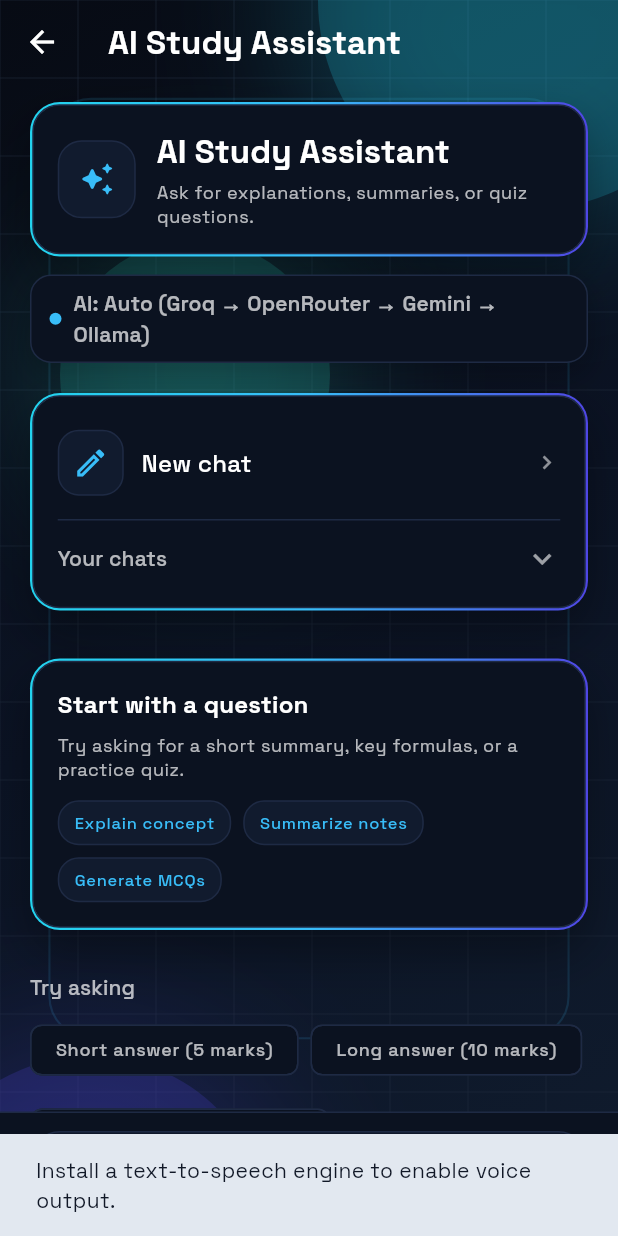
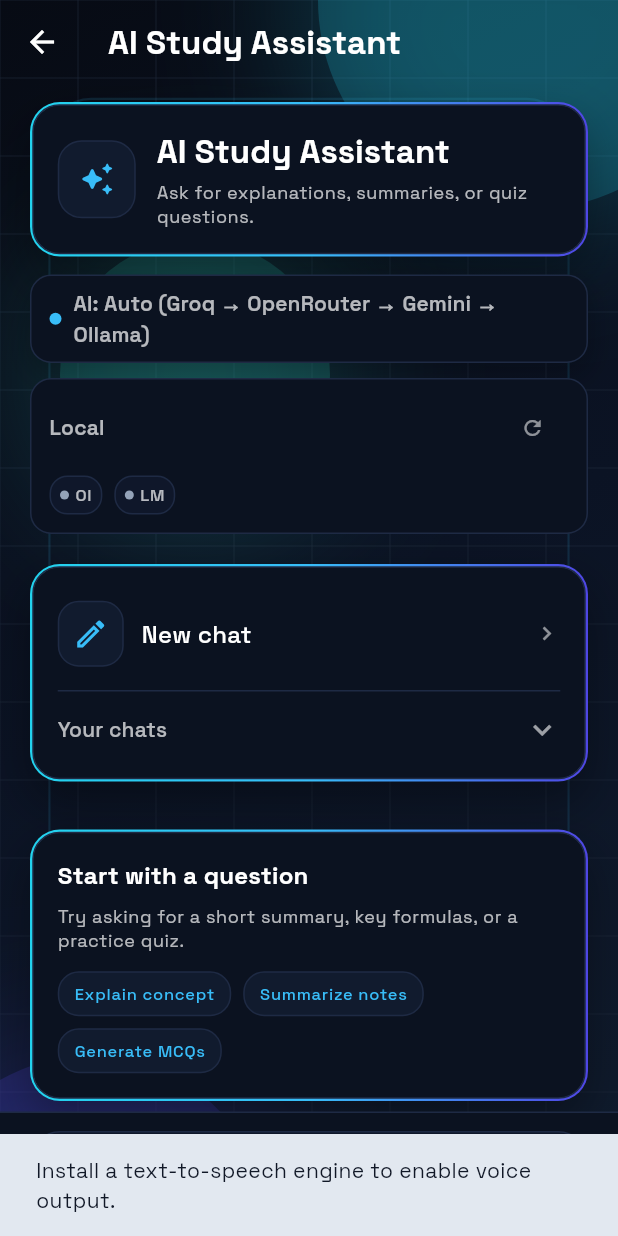
Before and after one commit to lamic5662/Student_Survivor, a Flutter app: the AiAssistantScreen screen opened directly, on a phone screen of 412 x 824 dp. Run offline on Flutter 3.47's test engine with Material 3 defaults, Android fonts, the phone set to English and light mode, and no system bars; our stand-ins replace connectivity_plus, file_picker, flutter_dotenv, flutter_tts, google_fonts, hive_flutter and 5 more; missing offline and left inert: android_intent_plus, app_settings, flame, flame_audio, flutter_math_fork, syncfusion_flutter_pdf; accounts and stored records are empty; network calls fail.

Commit message:
feat: add local AI status widget

```diff
--- /dev/null
+++ b/lib/core/widgets/local_ai_status_strip.dart
@@ -0,0 +1,192 @@
+import 'dart:async';
+
+import 'package:flutter/material.dart';
+import 'package:student_survivor/data/local_ai_status_service.dart';
+
+class LocalAiStatusStrip extends StatefulWidget {
+  final bool compact;
+  final Duration refreshInterval;
+  final Duration timeout;
+
+  const LocalAiStatusStrip({
+    super.key,
+    this.compact = false,
+    this.refreshInterval = const Duration(seconds: 25),
+    this.timeout = const Duration(seconds: 2),
+  });
+
+  @override
+  State<LocalAiStatusStrip> createState() => _LocalAiStatusStripState();
+}
+
+class _LocalAiStatusStripState extends State<LocalAiStatusStrip> {
+  LocalAiStatus? _status;
+  late final LocalAiStatusService _service =
+      LocalAiStatusService(timeout: widget.timeout);
+  Timer? _timer;
+
+  @override
+  void initState() {
+    super.initState();
+    _refresh();
+    if (widget.refreshInterval.inSeconds > 0) {
+      _timer =
+          Timer.periodic(widget.refreshInterval, (_) => _refresh(silent: true));
+    }
+  }
+
+  @override
+  void dispose() {
+    _timer?.cancel();
+    super.dispose();
+  }
+
+  Future<void> _refresh({bool silent = false}) async {
+    try {
+      final status = await _service.fetch();
+      if (!mounted) return;
+      setState(() => _status = status);
+    } catch (_) {
+      if (!silent && mounted) {
+        ScaffoldMessenger.of(context).showSnackBar(
+          const SnackBar(content: Text('Failed to check local AI status.')),
+        );
+      }
+    }
+  }
+
+  @override
+  Widget build(BuildContext context) {
+    final status = _status;
+    return Container(
+      padding: EdgeInsets.fromLTRB(12, widget.compact ? 8 : 10, 12, 12),
+      decoration: BoxDecoration(
+        color: const Color(0xFF0B1220),
+        borderRadius: BorderRadius.circular(14),
+        border: Border.all(color: const Color(0xFF1E2A44)),
+      ),
+      child: Column(
+        crossAxisAlignment: CrossAxisAlignment.start,
+        children: [
+          Row(
+            children: [
+              Expanded(
+                child: Text(
+                  widget.compact ? 'Local' : 'Local AI',
+                  maxLines: 1,
+                  overflow: TextOverflow.ellipsis,
+                  style: Theme.of(context).textTheme.labelLarge?.copyWith(
+                        color: Colors.white70,
+                        fontWeight: FontWeight.w600,
+                      ),
+                ),
+              ),
+              IconButton(
+                onPressed: _refresh,
+                icon: Icon(Icons.refresh, size: widget.compact ? 16 : 18),
+                color: Colors.white54,
+                padding: EdgeInsets.zero,
+                constraints: BoxConstraints(
+                  minWidth: widget.compact ? 24 : 28,
+                  minHeight: widget.compact ? 24 : 28,
+                ),
+                tooltip: 'Refresh',
+              ),
+            ],
+          ),
+          const SizedBox(height: 8),
+          if (status == null)
+            Row(
+              children: [
+                const SizedBox(
+                  width: 14,
+                  height: 14,
+                  child: CircularProgressIndicator(strokeWidth: 2),
+                ),
+                const SizedBox(width: 8),
+                Text(
+                  'Checking local AI...',
+                  style: Theme.of(context)
+                      .textTheme
+                      .bodySmall
+                      ?.copyWith(color: Colors.white70),
+                ),
+              ],
+            )
+          else
+            Wrap(
+              spacing: 8,
+              runSpacing: 8,
+              children: [
+                _statusPill(
+                  context,
+                  label: 'Ollama',
+                  online: status.ollamaOnline,
+                  latency: status.ollamaLatency,
+                  compact: widget.compact,
+                ),
+                _statusPill(
+                  context,
+                  label: 'LM Studio',
+                  online: status.lmStudioOnline,
+                  latency: status.lmStudioLatency,
+                  compact: widget.compact,
+                ),
+              ],
+            ),
+        ],
+      ),
+    );
+  }
+
+  Widget _statusPill(
+    BuildContext context, {
+    required String label,
+    required bool online,
+    Duration? latency,
+    required bool compact,
+  }) {
+    final dotColor = online ? const Color(0xFF22C55E) : const Color(0xFF94A3B8);
+    final shortLabel = label.toLowerCase().contains('lm') ? 'LM' : 'Ol';
+    final text = compact
+        ? shortLabel
+        : online
+            ? latency == null
+                ? '$label • Online'
+                : '$label • ${latency.inMilliseconds} ms'
+            : '$label • Offline';
+    return Container(
+      padding: EdgeInsets.symmetric(
+        horizontal: compact ? 6 : 10,
+        vertical: compact ? 4 : 6,
+      ),
+      decoration: BoxDecoration(
+        color: const Color(0xFF0F172A),
+        borderRadius: BorderRadius.circular(12),
+        border: Border.all(color: const Color(0xFF1E2A44)),
+      ),
+      child: Row(
+        mainAxisSize: MainAxisSize.min,
+        children: [
+          Container(
+            width: compact ? 6 : 8,
+            height: compact ? 6 : 8,
+            decoration: BoxDecoration(color: dotColor, shape: BoxShape.circle),
+          ),
+          SizedBox(width: compact ? 4 : 6),
+          Flexible(
+            child: Text(
+              text,
+              maxLines: 1,
+              overflow: TextOverflow.ellipsis,
+              style: Theme.of(context)
+                  .textTheme
+                  .labelSmall
+                  ?.copyWith(color: Colors.white70),
+            ),
+          ),
+        ],
+      ),
+    );
+  }
+}
--- /dev/null
+++ b/lib/data/local_ai_status_service.dart
@@ -0,0 +1,82 @@
+import 'dart:async';
+
+import 'package:http/http.dart' as http;
+import 'package:student_survivor/data/supabase_config.dart';
+
+class LocalAiStatus {
+  final bool ollamaOnline;
+  final bool lmStudioOnline;
+  final Duration? ollamaLatency;
+  final Duration? lmStudioLatency;
+
+  const LocalAiStatus({
+    required this.ollamaOnline,
+    required this.lmStudioOnline,
+    this.ollamaLatency,
+    this.lmStudioLatency,
+  });
+}
+
+class LocalAiStatusService {
+  LocalAiStatusService({Duration? timeout})
+      : _timeout = timeout ?? const Duration(seconds: 2);
+
+  final Duration _timeout;
+
+  Future<LocalAiStatus> fetch() async {
+    final ollama = await _pingOllama();
+    final lmStudio = await _pingLmStudio();
+    return LocalAiStatus(
+      ollamaOnline: ollama.online,
+      lmStudioOnline: lmStudio.online,
+      ollamaLatency: ollama.latency,
+      lmStudioLatency: lmStudio.latency,
+    );
+  }
+
+  Future<_PingResult> _pingOllama() async {
+    for (final base in SupabaseConfig.ollamaBaseUrls) {
+      final uri = _appendPath(Uri.parse(base), 'api/tags');
+      final result = await _ping(uri);
+      if (result.online) {
+        return result;
+      }
+    }
+    return const _PingResult(online: false);
+  }
+
+  Future<_PingResult> _pingLmStudio() async {
+    final base = SupabaseConfig.lmStudioBaseUrl;
+    final uri = _appendPath(Uri.parse(base), 'models');
+    return _ping(uri);
+  }
+
+  Future<_PingResult> _ping(Uri uri) async {
+    final start = DateTime.now();
+    try {
+      final response = await http.get(uri).timeout(_timeout);
+      if (response.statusCode >= 200 && response.statusCode < 300) {
+        return _PingResult(
+          online: true,
+          latency: DateTime.now().difference(start),
+        );
+      }
+    } catch (_) {}
+    return const _PingResult(online: false);
+  }
+
+  Uri _appendPath(Uri base, String path) {
+    final basePath = base.path.endsWith('/')
+        ? base.path.substring(0, base.path.length - 1)
+        : base.path;
+    final nextPath = basePath.isEmpty ? path : '$basePath/$path';
+    return base.replace(path: nextPath);
+  }
+}
+
+class _PingResult {
+  final bool online;
+  final Duration? latency;
+
+  const _PingResult({required this.online, this.latency});
+}
--- a/lib/features/ai/ai_screen.dart
+++ b/lib/features/ai/ai_screen.dart
@@ -8,6 +8,7 @@ import 'package:flutter_tts/flutter_tts.dart';
 import 'package:student_survivor/core/localization/app_localizations.dart';
 import 'package:student_survivor/core/mvp/presenter_state.dart';
 import 'package:student_survivor/core/widgets/ai_status_chip.dart';
+import 'package:student_survivor/core/widgets/local_ai_status_strip.dart';
 import 'package:student_survivor/features/ai/ai_presenter.dart';
 import 'package:student_survivor/features/ai/ai_view_model.dart';
 import 'package:speech_to_text/speech_to_text.dart' as stt;
@@ -566,6 +567,8 @@ class _AiAssistantScreenState
                         _AiHeroCard(hasMessages: hasMessages),
                         const SizedBox(height: 12),
                         const AiStatusChip(),
+                        const SizedBox(height: 10),
+                        const LocalAiStatusStrip(compact: true),
                         const SizedBox(height: 20),
                         _AiSidebarCard(
                           onNewChat: _startNewChat,
```
